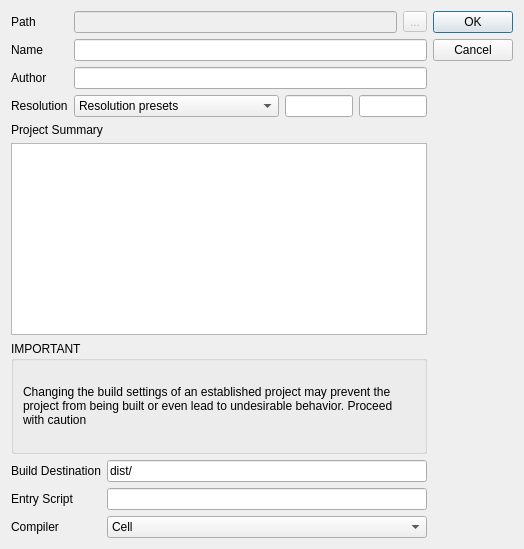
The window that ui/projectpropertiesdialog.ui (Eggbertx/QtSphere-IDE) describes before a commit, drawn with Qt 5.
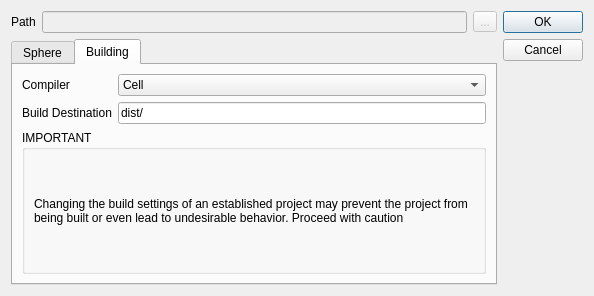
The same window after the commit. The open tabs and pages were chosen to show the change.

Commit message: Fix .ssproj file parsing, show all project properties info

Patch:
```diff
--- a/ui/projectpropertiesdialog.ui
+++ b/ui/projectpropertiesdialog.ui
@@ -6,8 +6,8 @@
    <rect>
     <x>0</x>
     <y>0</y>
-    <width>524</width>
-    <height>549</height>
+    <width>594</width>
+    <height>296</height>
    </rect>
   </property>
   <property name="windowTitle">
@@ -25,34 +25,70 @@
          </property>
         </widget>
        </item>
-       <item row="1" column="0">
+       <item row="0" column="1">
+        <layout class="QHBoxLayout" name="pathLayout">
+         <item>
+          <widget class="QLineEdit" name="pathLineEdit">
+           <property name="enabled">
+            <bool>false</bool>
+           </property>
+           <property name="clearButtonEnabled">
+            <bool>false</bool>
+           </property>
+          </widget>
+         </item>
+         <item>
+          <widget class="QToolButton" name="pathButton">
+           <property name="enabled">
+            <bool>false</bool>
+           </property>
+           <property name="text">
+            <string>...</string>
+           </property>
+          </widget>
+         </item>
+        </layout>
+       </item>
+      </layout>
+     </item>
+     <item>
+      <widget class="QTabWidget" name="tabWidget">
+       <property name="currentIndex">
+        <number>0</number>
+       </property>
+       <widget class="QWidget" name="tabSphere">
+        <attribute name="title">
+         <string>Sphere</string>
+        </attribute>
+        <layout class="QFormLayout" name="formLayout_2">
+         <item row="0" column="0">
         <widget class="QLabel" name="nameLabel">
          <property name="text">
           <string>Name</string>
          </property>
         </widget>
        </item>
-       <item row="1" column="1">
+         <item row="0" column="1">
         <widget class="QLineEdit" name="nameLineEdit"/>
        </item>
-       <item row="2" column="0">
+         <item row="1" column="0">
         <widget class="QLabel" name="authorLabel">
          <property name="text">
           <string>Author</string>
          </property>
         </widget>
        </item>
-       <item row="2" column="1">
+         <item row="1" column="1">
         <widget class="QLineEdit" name="authorLineEdit"/>
        </item>
-       <item row="3" column="0">
+         <item row="2" column="0">
         <widget class="QLabel" name="resolutionLabel">
          <property name="text">
           <string>Resolution</string>
          </property>
         </widget>
        </item>
-       <item row="3" column="1">
+         <item row="2" column="1">
         <layout class="QHBoxLayout" name="resolutionLayout" stretch="3,1,1">
          <item>
           <widget class="QComboBox" name="resolutionCBox">
@@ -106,39 +142,72 @@
          </item>
         </layout>
        </item>
-       <item row="0" column="1">
-        <layout class="QHBoxLayout" name="pathLayout">
-         <item>
-          <widget class="QLineEdit" name="pathLineEdit">
-           <property name="enabled">
-            <bool>false</bool>
-           </property>
-          </widget>
-         </item>
-         <item>
-          <widget class="QToolButton" name="pathButton">
-           <property name="enabled">
-            <bool>false</bool>
-           </property>
-           <property name="text">
-            <string>...</string>
-           </property>
-          </widget>
-         </item>
-        </layout>
-       </item>
-      </layout>
-     </item>
-     <item>
+         <item row="3" column="0">
       <widget class="QLabel" name="summaryLabel">
        <property name="text">
         <string>Project Summary</string>
        </property>
       </widget>
      </item>
-     <item>
+         <item row="3" column="1">
       <widget class="QPlainTextEdit" name="summaryText"/>
      </item>
+         <item row="4" column="0">
+          <widget class="QLabel" name="entryScriptLabel">
+           <property name="text">
+            <string>Entry Script</string>
+           </property>
+          </widget>
+         </item>
+         <item row="4" column="1">
+          <widget class="QLineEdit" name="entryScriptLineEdit"/>
+         </item>
+        </layout>
+       </widget>
+       <widget class="QWidget" name="tabBuilding">
+        <attribute name="title">
+         <string>Building</string>
+        </attribute>
+        <layout class="QVBoxLayout" name="verticalLayout">
+         <item>
+          <layout class="QFormLayout" name="formLayout">
+           <item row="0" column="0">
+            <widget class="QLabel" name="compilerLabel">
+             <property name="text">
+              <string>Compiler</string>
+             </property>
+            </widget>
+           </item>
+           <item row="0" column="1">
+            <widget class="QComboBox" name="compilerCB">
+             <item>
+              <property name="text">
+               <string>Cell</string>
+              </property>
+             </item>
+             <item>
+              <property name="text">
+               <string>Sphere 1.x</string>
+              </property>
+             </item>
+            </widget>
+           </item>
+           <item row="1" column="0">
+            <widget class="QLabel" name="buildDestLabel">
+             <property name="text">
+              <string>Build Destination</string>
+             </property>
+            </widget>
+           </item>
+           <item row="1" column="1">
+            <widget class="QLineEdit" name="buildInLineEdit">
+             <property name="text">
+              <string>dist/</string>
+             </property>
+            </widget>
+           </item>
+          </layout>
+         </item>
      <item>
       <widget class="QGroupBox" name="groupBox">
        <property name="sizePolicy">
@@ -150,6 +219,9 @@
        <property name="title">
         <string>IMPORTANT</string>
        </property>
+           <property name="flat">
+            <bool>false</bool>
+           </property>
        <property name="checkable">
         <bool>false</bool>
        </property>
@@ -167,54 +239,9 @@
        </layout>
       </widget>
      </item>
-     <item>
-      <layout class="QFormLayout" name="buildLayout">
-       <item row="0" column="0">
-        <widget class="QLabel" name="buildDestLabel">
-         <property name="text">
-          <string>Build Destination</string>
-         </property>
-        </widget>
-       </item>
-       <item row="0" column="1">
-        <widget class="QLineEdit" name="buildInLineEdit">
-         <property name="text">
-          <string>dist/</string>
-         </property>
-        </widget>
-       </item>
-       <item row="1" column="0">
-        <widget class="QLabel" name="entryScriptLabel">
-         <property name="text">
-          <string>Entry Script</string>
-         </property>
-        </widget>
-       </item>
-       <item row="1" column="1">
-        <widget class="QLineEdit" name="entryScriptLineEdit"/>
-       </item>
-       <item row="2" column="0">
-        <widget class="QLabel" name="compilerLabel">
-         <property name="text">
-          <string>Compiler</string>
-         </property>
-        </widget>
-       </item>
-       <item row="2" column="1">
-        <widget class="QComboBox" name="compilerCB">
-         <item>
-          <property name="text">
-           <string>Cell</string>
-          </property>
-         </item>
-         <item>
-          <property name="text">
-           <string>Vanilla</string>
-          </property>
-         </item>
-        </widget>
-       </item>
-      </layout>
+        </layout>
+       </widget>
+      </widget>
      </item>
     </layout>
    </item>
```
Lines whose indentation alone changed are shown as unchanged. The commit also changes 2 other files.
